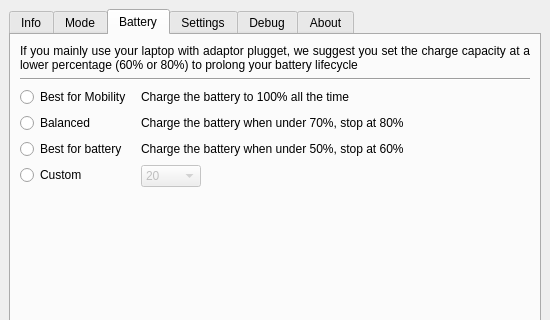
Qt form src/mainwindow.ui (dmitry-s93/MControlCenter) before a commit; both pictures show x 0 to 550 and y 0 to 320 of the 550 by 550 pixel window.
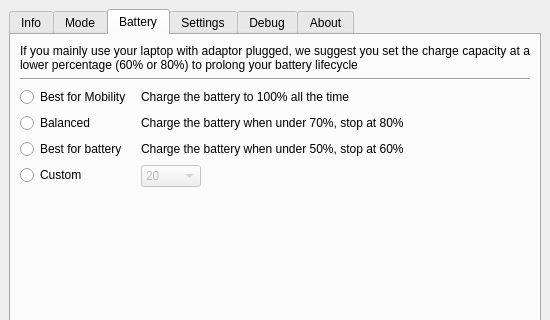
The same form after that commit. The open tabs and pages were chosen to show the change.

What changed in the file:
```diff
--- a/src/mainwindow.ui
+++ b/src/mainwindow.ui
@@ -325,7 +325,7 @@
         <item>
          <widget class="QLabel" name="label_5">
           <property name="text">
-           <string>If you mainly use your laptop with adaptor plugget, we suggest you set the charge capacity at a lower percentage (60% or 80%) to prolong your battery lifecycle</string>
+           <string>If you mainly use your laptop with adaptor plugged, we suggest you set the charge capacity at a lower percentage (60% or 80%) to prolong your battery lifecycle</string>
           </property>
           <property name="alignment">
            <set>Qt::AlignJustify|Qt::AlignVCenter</set>
```
